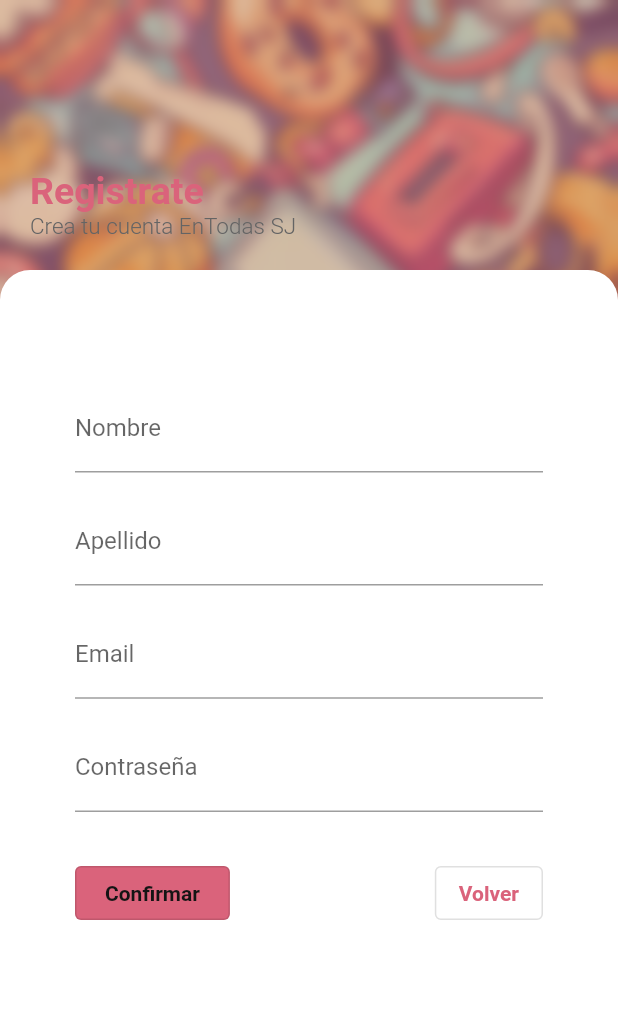
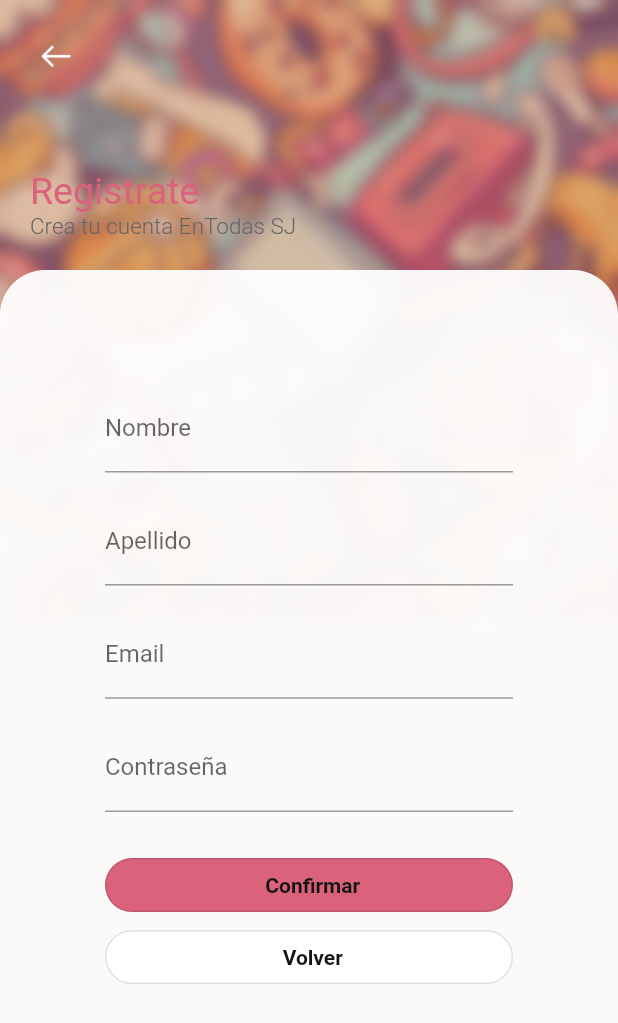
Before and after one commit to LMHV/EnTodasSJEventos, a Flutter app: the screen it shows after launch, on a phone screen of 412 x 824 dp. Shown: the top 1023 px of the screen. Run offline on Flutter 3.47's test engine with Material 2 defaults, Android fonts, the phone set to English and light mode, and no system bars.

Commit message:
new changes

```diff
--- a/lib/main.dart
+++ b/lib/main.dart
@@ -1,7 +1,7 @@
 import 'package:flutter/material.dart';
 import 'package:practicando_flutter/screens/home_screen.dart';
 //import 'package:practicando_flutter/screens/home_screen.dart';
-import 'package:practicando_flutter/screens/signin_screen.dart';
+import 'package:practicando_flutter/screens/signup_screen.dart';
 
 void main() {
   runApp(const MyApp());
@@ -14,7 +14,7 @@ class MyApp extends StatelessWidget {
   Widget build(BuildContext context) {
     return const MaterialApp(
       debugShowCheckedModeBanner: false,
-      home: SigninScreen(),
+      home: SignupScreen(),
     );
   }
 }
--- a/lib/screens/signin_screen.dart
+++ /dev/null
@@ -1,148 +0,0 @@
-import 'dart:ui';
-
-import 'package:flutter/material.dart';
-import 'package:practicando_flutter/screens/home_screen.dart';
-import 'package:practicando_flutter/widgets/custom_outlined_button.dart';
-import 'package:practicando_flutter/widgets/custom_text_button.dart';
-
-//import 'package:practicando_flutter/widgets/custom_stepper.dart';
-//import 'package:practicando_flutter/widgets/custom_textfield.dart';
-
-class SigninScreen extends StatelessWidget {
-  const SigninScreen({super.key});
-  static final TextEditingController nameController = TextEditingController();
-  static final TextEditingController surnameController =
-      TextEditingController();
-  static final TextEditingController emailController = TextEditingController();
-  static final TextEditingController passwordController =
-      TextEditingController();
-
-  @override
-  Widget build(BuildContext context) {
-    final double contextHeight = MediaQuery.of(context).size.height;
-    final double contextWidth = MediaQuery.of(context).size.width;
-
-    return Stack(children: [
-      Image.asset('assets/images/background1.jpeg'),
-      Scaffold(
-        resizeToAvoidBottomInset: true,
-        backgroundColor: const Color.fromARGB(137, 191, 132, 132),
-        body: SingleChildScrollView(
-          child: SizedBox(
-            height: contextHeight,
-            child: Column(
-              children: [
-                Stack(children: [
-                  BackdropFilter(
-                    filter: ImageFilter.blur(sigmaX: 5, sigmaY: 5),
-                    child: Container(
-                      color: Colors.transparent,
-                    ),
-                  ),
-                  Container(
-                    height: 180,
-                    width: contextWidth,
-                    padding: const EdgeInsets.all(20),
-                    child: Column(
-                      crossAxisAlignment: CrossAxisAlignment.start,
-                      mainAxisAlignment: MainAxisAlignment.end,
-                      children: const [
-                        Text(
-                          'Registrate',
-                          style: TextStyle(
-                            fontSize: 25,
-                            color: Color(0xFFDA637B),
-                            fontWeight: FontWeight.bold,
-                          ),
-                        ),
-                        Text(
-                          "Crea tu cuenta EnTodas SJ",
-                          style: TextStyle(
-                              fontSize: 15,
-                              color: Color.fromARGB(255, 100, 100, 100),
-                              fontWeight: FontWeight.w300),
-                        )
-                      ],
-                    ),
-                  ),
-                ]),
-                Expanded(
-                  child: Container(
-                    clipBehavior: Clip.hardEdge,
-                    padding: const EdgeInsets.symmetric(
-                        horizontal: 50, vertical: 10),
-                    decoration: const BoxDecoration(
-                        color: Colors.white,
-                        borderRadius: BorderRadius.only(
-                            topLeft: Radius.circular(20),
-                            topRight: Radius.circular(20))),
-                    child: Column(
-                      children: [
-                        SizedBox(height: contextHeight * 0.08),
-                        TextFormField(
-                          decoration: const InputDecoration(
-                            labelText: "Nombre",
-                          ),
-                          validator: (value) {
-                            if (value!.isEmpty) {
-                              return "Nombre incorrecto";
-                            } else {
-                              return null;
-                            }
-                          },
-                        ),
-                        SizedBox(height: contextHeight * 0.02),
-                        TextFormField(
-                          decoration: const InputDecoration(
-                            labelText: "Apellido",
-                          ),
-                        ),
-                        SizedBox(height: contextHeight * 0.02),
-                        TextFormField(
-                          decoration: const InputDecoration(
-                            labelText: "Email",
-                          ),
-                        ),
-                        SizedBox(height: contextHeight * 0.02),
-                        TextFormField(
-                          decoration: const InputDecoration(
-                            labelText: "Contraseña",
-                          ),
-                        ),
-                        Container(
-                          margin: const EdgeInsets.symmetric(vertical: 30),
-                          child: Row(
-                            mainAxisAlignment: MainAxisAlignment.spaceBetween,
-                            children: [
-                              CustomTextButton(
-                                text: "Confirmar",
-                                urlIcon: 'assets/icons/tick.png',
-                                isIcon: false,
-                                width: 20,
-                                height: 20,
-                                callback: () {
-                                  Navigator.of(context).pushAndRemoveUntil(
-                                      MaterialPageRoute(builder: (context) {
-                                    return const HomeScreen();
-                                  }), (route) => false);
-                                },
-                              ),
-                              const CustomOutlinedButton(
-                                text: "Volver",
-                                isIcon: false,
-                              )
-                            ],
-                          ),
-                        ),
-                      ],
-                    ),
-                  ),
-                ),
-              ],
-            ),
-          ),
-        ),
-      ),
-    ]);
-  }
-}
--- /dev/null
+++ b/lib/screens/signup_screen.dart
@@ -0,0 +1,177 @@
+import 'dart:ui';
+
+import 'package:flutter/material.dart';
+import 'package:practicando_flutter/screens/home_screen.dart';
+import 'package:practicando_flutter/screens/login_screen.dart';
+import 'package:practicando_flutter/widgets/custom_image_button.dart';
+import 'package:practicando_flutter/widgets/custom_outlined_button.dart';
+
+//import 'package:practicando_flutter/widgets/custom_stepper.dart';
+//import 'package:practicando_flutter/widgets/custom_textfield.dart';
+
+class SignupScreen extends StatelessWidget {
+  const SignupScreen({super.key});
+  static final TextEditingController nameController = TextEditingController();
+  static final TextEditingController surnameController =
+      TextEditingController();
+  static final TextEditingController emailController = TextEditingController();
+  static final TextEditingController passwordController =
+      TextEditingController();
+
+  @override
+  Widget build(BuildContext context) {
+    final double contextHeight = MediaQuery.of(context).size.height;
+    final double contextWidth = MediaQuery.of(context).size.width;
+
+    return Stack(children: [
+      Image.asset('assets/images/background1.jpeg'),
+      Scaffold(
+        resizeToAvoidBottomInset: true,
+        backgroundColor: const Color.fromARGB(137, 191, 132, 132),
+        body: SingleChildScrollView(
+          child: SizedBox(
+            height: contextHeight,
+            child: Column(
+              children: [
+                Stack(children: [
+                  BackdropFilter(
+                    filter: ImageFilter.blur(sigmaX: 5, sigmaY: 5),
+                    child: Container(
+                      color: Colors.transparent,
+                    ),
+                  ),
+                  Container(
+                    height: 180,
+                    width: contextWidth,
+                    padding: const EdgeInsets.all(20),
+                    child: Column(
+                      crossAxisAlignment: CrossAxisAlignment.start,
+                      mainAxisAlignment: MainAxisAlignment.spaceBetween,
+                      children: [
+                        CustomImageButton(
+                          urlImage: 'back.png',
+                          backgroundButtonColor: const Color(0x00FFFFFF),
+                          iconColor: const Color(0xFFFFFFFF),
+                          callback: () {
+                            Navigator.of(context).pushAndRemoveUntil(
+                                MaterialPageRoute(builder: (context) {
+                              return const LoginScreen();
+                            }), (route) => false);
+                          },
+                        ),
+                        Column(
+                          children: const [
+                            Align(
+                              alignment: Alignment.bottomLeft,
+                              child: Text(
+                                'Registrate',
+                                style: TextStyle(
+                                  fontSize: 25,
+                                  color: Color(0xFFDA637B),
+                                  /*fontWeight: FontWeight.bold,
+                                    foreground: Paint()
+                                      ..style = PaintingStyle.stroke
+                                      ..strokeWidth = 1
+                                      ..color = Colors.black)*/
+                                ),
+                              ),
+                            ),
+                            Align(
+                              alignment: Alignment.bottomLeft,
+                              child: Text(
+                                "Crea tu cuenta EnTodas SJ",
+                                style: TextStyle(
+                                    fontSize: 15,
+                                    color: Color.fromARGB(255, 100, 100, 100),
+                                    fontWeight: FontWeight.w300),
+                              ),
+                            )
+                          ],
+                        ),
+                      ],
+                    ),
+                  ),
+                ]),
+                Expanded(
+                  child: Container(
+                    clipBehavior: Clip.hardEdge,
+                    padding: const EdgeInsets.symmetric(
+                        horizontal: 70, vertical: 10),
+                    decoration: const BoxDecoration(
+                        color: Color.fromARGB(240, 255, 255, 255),
+                        borderRadius: BorderRadius.only(
+                            topLeft: Radius.circular(30),
+                            topRight: Radius.circular(30))),
+                    child: Column(
+                      children: [
+                        SizedBox(height: contextHeight * 0.08),
+                        TextFormField(
+                          decoration: const InputDecoration(
+                            labelText: "Nombre",
+                          ),
+                          validator: (value) {
+                            if (value!.isEmpty) {
+                              return "Nombre incorrecto";
+                            } else {
+                              return null;
+                            }
+                          },
+                        ),
+                        SizedBox(height: contextHeight * 0.02),
+                        TextFormField(
+                          decoration: const InputDecoration(
+                            labelText: "Apellido",
+                          ),
+                        ),
+                        SizedBox(height: contextHeight * 0.02),
+                        TextFormField(
+                          decoration: const InputDecoration(
+                            labelText: "Email",
+                          ),
+                        ),
+                        SizedBox(height: contextHeight * 0.02),
+                        TextFormField(
+                          decoration: const InputDecoration(
+                            labelText: "Contraseña",
+                          ),
+                        ),
+                        SizedBox(height: contextHeight * 0.03),
+                        CustomOutlinedButton(
+                          text: "Confirmar",
+                          urlIcon: 'assets/icons/tick.png',
+                          isIcon: false,
+                          width: 20,
+                          height: 20,
+                          callback: () {
+                            Navigator.of(context).pushAndRemoveUntil(
+                                MaterialPageRoute(builder: (context) {
+                              return const HomeScreen();
+                            }), (route) => false);
+                          },
+                        ),
+                        CustomOutlinedButton(
+                          text: "Volver",
+                          urlIcon: 'assets/icons/tick.png',
+                          isIcon: false,
+                          width: 20,
+                          height: 20,
+                          backgroundColor: Colors.white,
+                          callback: () {
+                            Navigator.of(context).pushAndRemoveUntil(
+                                MaterialPageRoute(builder: (context) {
+                              return const LoginScreen();
+                            }), (route) => false);
+                          },
+                        ),
+                      ],
+                    ),
+                  ),
+                ),
+              ],
+            ),
+          ),
+        ),
+      ),
+    ]);
+  }
+}
--- a/lib/widgets/custom_image_button.dart
+++ b/lib/widgets/custom_image_button.dart
@@ -3,11 +3,19 @@ import 'package:flutter/material.dart';
 class CustomImageButton extends StatelessWidget {
   final String urlImage;
   final VoidCallback? callback;
+  final Color? backgroundButtonColor;
+  final Color? iconColor;
+  final double? height;
+  final double? width;
 
   const CustomImageButton({
     super.key,
     required this.urlImage,
+    this.backgroundButtonColor,
     this.callback,
+    this.iconColor,
+    this.height,
+    this.width,
   });
 
   @override
@@ -16,14 +24,15 @@ class CustomImageButton extends StatelessWidget {
       onTap: callback,
       child: Container(
           padding: const EdgeInsets.all(7),
-          width: 35,
-          height: 35,
-          decoration: const BoxDecoration(
-            borderRadius: BorderRadius.all(Radius.circular(20)),
-            color: Color(0xC8FFFFFF),
+          width: width ?? 35,
+          height: height ?? 35,
+          decoration: BoxDecoration(
+            borderRadius: const BorderRadius.all(Radius.circular(20)),
+            color: backgroundButtonColor ?? Colors.white,
           ),
           child: Image.asset(
             'assets/icons/$urlImage',
+            color: iconColor ?? const Color.fromARGB(255, 0, 0, 0),
           )),
     );
   }
--- a/lib/widgets/custom_outlined_button.dart
+++ b/lib/widgets/custom_outlined_button.dart
@@ -7,22 +7,31 @@ class CustomOutlinedButton extends StatelessWidget {
   final bool isIcon;
   final double? width;
   final double? height;
+  final Color? backgroundColor;
 
-  const CustomOutlinedButton(
-      {super.key,
+  const CustomOutlinedButton({
+    super.key,
     this.callback,
     required this.text,
     this.urlIcon,
     required this.isIcon,
     this.width,
-      this.height});
+    this.height,
+    this.backgroundColor,
+  });
 
   @override
   Widget build(BuildContext context) {
     return OutlinedButton(
       onPressed: callback,
+      style: OutlinedButton.styleFrom(
+        padding: const EdgeInsets.symmetric(vertical: 5),
+        backgroundColor: backgroundColor ?? const Color(0xFFDA637B),
+        shape: RoundedRectangleBorder(borderRadius: BorderRadius.circular(20)),
+      ),
       child: Row(
-          mainAxisSize: MainAxisSize.min,
+        mainAxisSize: MainAxisSize.max,
+        mainAxisAlignment: MainAxisAlignment.center,
         children: [
           isIcon
               ? Image.asset(
@@ -31,12 +40,15 @@ class CustomOutlinedButton extends StatelessWidget {
                   height: height ?? 20,
                 )
               : const SizedBox(height: 0),
+          const SizedBox(width: 5),
           Text(
             text,
             style: const TextStyle(
-                  color: Color(0xFFDA637B), fontWeight: FontWeight.bold),
+                color: Color.fromARGB(255, 20, 20, 20),
+                fontWeight: FontWeight.bold),
           ),
         ],
-        ));
+      ),
+    );
   }
 }
--- a/lib/widgets/custom_stepper.dart
+++ b/lib/widgets/custom_stepper.dart
@@ -1,5 +1,5 @@
 import 'package:flutter/material.dart';
-import 'package:practicando_flutter/widgets/custom_image_button.dart';
+//import 'package:practicando_flutter/widgets/custom_image_button.dart';
 
 import 'custom_textfield.dart';
 
--- a/lib/widgets/custom_text_button.dart
+++ b/lib/widgets/custom_text_button.dart
@@ -1,48 +1,17 @@
 import 'package:flutter/material.dart';
 
 class CustomTextButton extends StatelessWidget {
-  final VoidCallback? callback;
   final String text;
-  final String? urlIcon;
-  final bool isIcon;
-  final double width;
-  final double height;
+  final Color? textColor;
 
-  const CustomTextButton(
-      {super.key,
-      this.callback,
-      required this.text,
-      this.urlIcon,
-      required this.isIcon,
-      required this.width,
-      required this.height});
+  const CustomTextButton({super.key, required this.text, this.textColor});
 
   @override
   Widget build(BuildContext context) {
-    return OutlinedButton(
-      onPressed: callback,
-      style: OutlinedButton.styleFrom(
-        padding: const EdgeInsets.symmetric(vertical: 5, horizontal: 20),
-        backgroundColor: const Color(0xFFDA637B),
-      ),
-      child: Row(
-        mainAxisSize: MainAxisSize.min,
-        children: [
-          isIcon
-              ? Image.asset(
-                  urlIcon != null ? '$urlIcon' : 'assets/icons/warning.png',
-                  width: width,
-                  height: height,
-                )
-              : const SizedBox(height: 0),
-          Text(
-            text,
-            style: const TextStyle(
-                color: Color.fromARGB(255, 20, 20, 20),
-                fontWeight: FontWeight.bold),
-          ),
-        ],
-      ),
+    return TextButton(
+      onPressed: () {},
+      child: Text(text,
+          style: TextStyle(color: textColor ?? const Color(0xFFDA637B))),
     );
   }
 }
```
Also changed, not shown: lib/screens/home_screen.dart (+33 -5 lines), lib/screens/login_screen.dart (added, +164 -0 lines), lib/widgets/custom.dart (added, +10 -0 lines), assets/icons/back.png (added), assets/icons/facebook.png (added), assets/icons/google.png (added), assets/images/background2.jpeg (added). Lines whose indentation alone changed are shown as unchanged.
